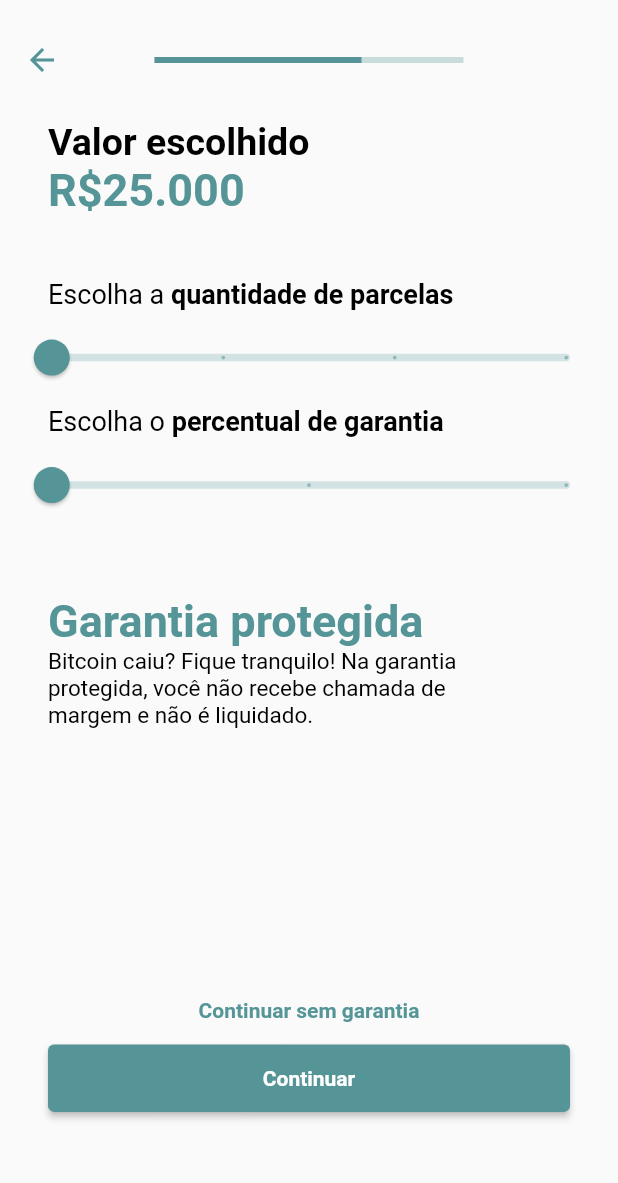
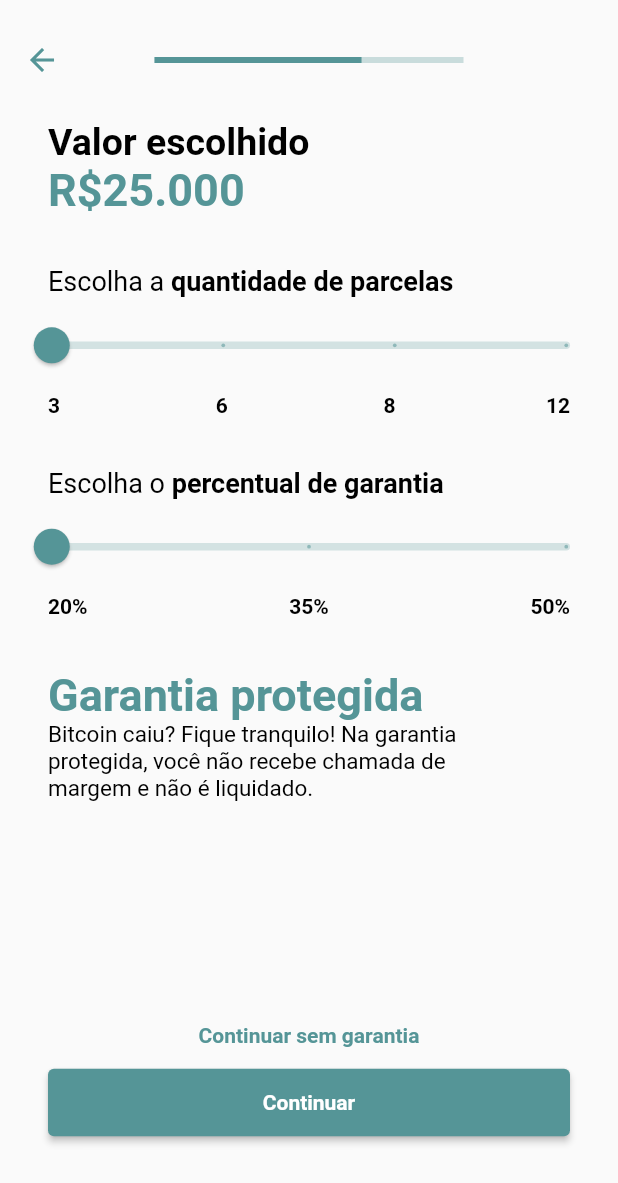
Before and after one commit to Mathvdias/credit_simulator_rispar, a Flutter app: the SetMoneyView screen opened directly, after a tap on "Continuar", on a phone screen of 412 x 824 dp. Shown: the top 1183 px of the screen. Run offline on Flutter 3.47's test engine with Material 2 defaults, Android fonts, the phone set to English and light mode, and no system bars; our stand-ins replace flutter_svg.

Commit message:
feat: indicator body sliver

```diff
--- a/lib/src/modules/set_money/view/components/set_data_payment.dart
+++ b/lib/src/modules/set_money/view/components/set_data_payment.dart
@@ -36,6 +36,29 @@ class _SetDataPaymentState extends State<SetDataPayment> {
           max: 12,
           min: 3,
         ),
+        Padding(
+          padding: const EdgeInsets.symmetric(horizontal: kPadding),
+          child: Row(
+            mainAxisAlignment: MainAxisAlignment.spaceBetween,
+            children: const [
+              Text('3 ',
+                  style: TextStyle(
+                      color: Colors.black, fontWeight: FontWeight.bold)),
+              Text('6',
+                  style: TextStyle(
+                      color: Colors.black, fontWeight: FontWeight.bold)),
+              Text(' 8',
+                  style: TextStyle(
+                      color: Colors.black, fontWeight: FontWeight.bold)),
+              Text('12',
+                  style: TextStyle(
+                      color: Colors.black, fontWeight: FontWeight.bold))
+            ],
+          ),
+        ),
+        const Spacer(
+          flex: 1,
+        ),
         const TextInfoPattern(
             fontSize: 18,
             title: 'Escolha o ',
@@ -44,6 +67,23 @@ class _SetDataPaymentState extends State<SetDataPayment> {
           divisions: 2,
           max: 50,
           min: 20,
+        ),
+        Padding(
+          padding: const EdgeInsets.symmetric(horizontal: kPadding),
+          child: Row(
+            mainAxisAlignment: MainAxisAlignment.spaceBetween,
+            children: const [
+              Text('20%',
+                  style: TextStyle(
+                      color: Colors.black, fontWeight: FontWeight.bold)),
+              Text('35%',
+                  style: TextStyle(
+                      color: Colors.black, fontWeight: FontWeight.bold)),
+              Text('50%',
+                  style: TextStyle(
+                      color: Colors.black, fontWeight: FontWeight.bold))
+            ],
+          ),
         ),
         const Spacer(
           flex: 1,
```
